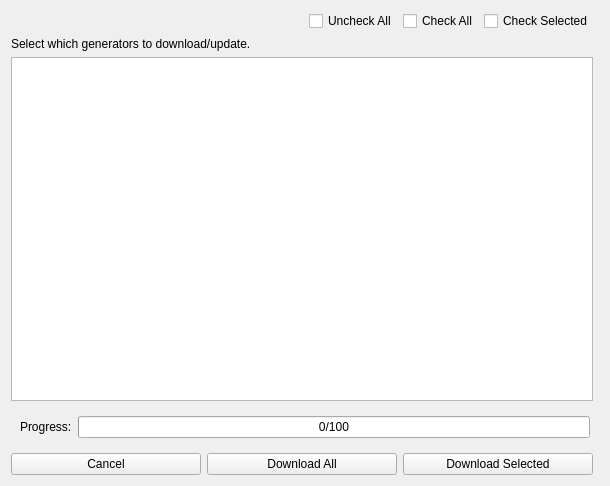
The window that fantasynamegeneratordownloadwidget.ui (ganelonhb/QDMSuite) describes before a commit, drawn with Qt 5.
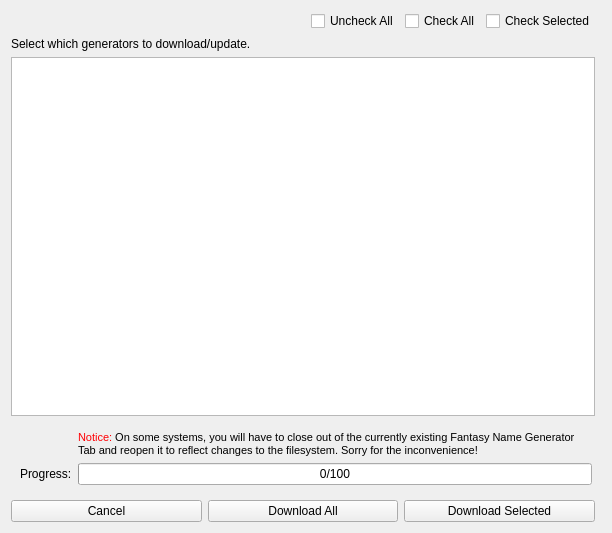
The same window after the commit. Icons and pictures are not drawn.

What changed in the file:
```diff
--- a/fantasynamegeneratordownloadwidget.ui
+++ b/fantasynamegeneratordownloadwidget.ui
@@ -6,8 +6,8 @@
    <rect>
     <x>0</x>
     <y>0</y>
-    <width>610</width>
-    <height>486</height>
+    <width>612</width>
+    <height>533</height>
    </rect>
   </property>
   <property name="windowTitle">
@@ -73,18 +73,8 @@
      <property name="enabled">
       <bool>true</bool>
      </property>
-     <layout class="QHBoxLayout" name="horizontalLayout_2">
-      <item>
-       <widget class="QLabel" name="label">
-        <property name="enabled">
-         <bool>true</bool>
-        </property>
-        <property name="text">
-         <string>Progress:</string>
-        </property>
-       </widget>
-      </item>
-      <item>
+     <layout class="QGridLayout" name="gridLayout_2">
+      <item row="1" column="3">
        <widget class="QProgressBar" name="downloadProgressBar">
         <property name="enabled">
          <bool>true</bool>
@@ -97,6 +87,34 @@
         </property>
        </widget>
       </item>
+      <item row="1" column="0">
+       <widget class="QLabel" name="label">
+        <property name="enabled">
+         <bool>true</bool>
+        </property>
+        <property name="text">
+         <string>Progress:</string>
+        </property>
+       </widget>
+      </item>
+      <item row="0" column="3">
+       <widget class="QLabel" name="label_3">
+        <property name="font">
+         <font>
+          <pointsize>8</pointsize>
+         </font>
+        </property>
+        <property name="text">
+         <string>&lt;html&gt;&lt;head/&gt;&lt;body&gt;&lt;p&gt;&lt;span style=&quot; color:#ff0004;&quot;&gt;Notice:&lt;/span&gt; On some systems, you will have to close out of the currently existing Fantasy Name Generator Tab and reopen it to reflect changes to the filesystem. Sorry for the inconvenience!&lt;/p&gt;&lt;/body&gt;&lt;/html&gt;</string>
+        </property>
+        <property name="scaledContents">
+         <bool>false</bool>
+        </property>
+        <property name="wordWrap">
+         <bool>true</bool>
+        </property>
+       </widget>
+      </item>
      </layout>
     </widget>
    </item>
```
